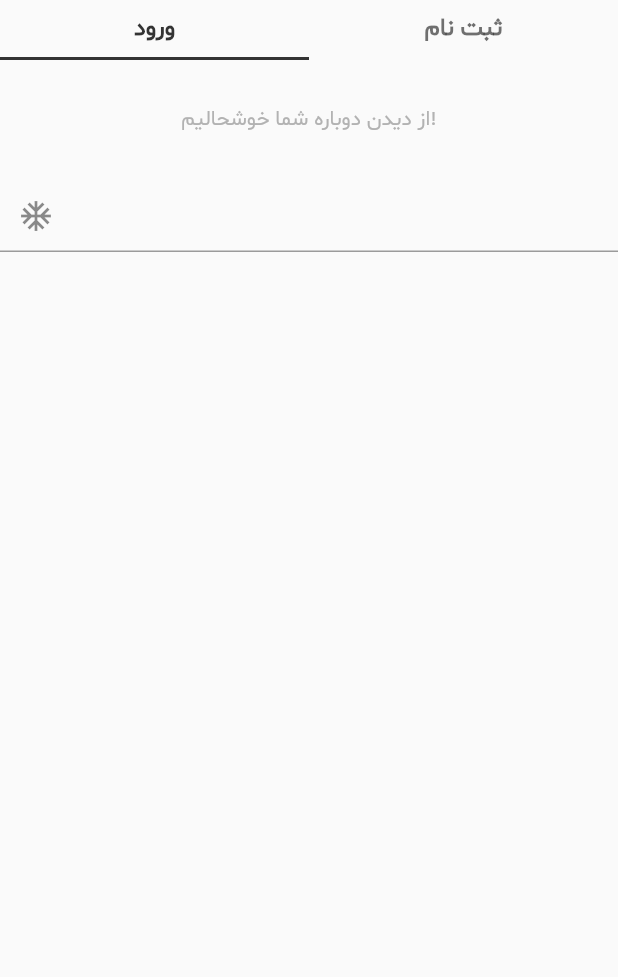
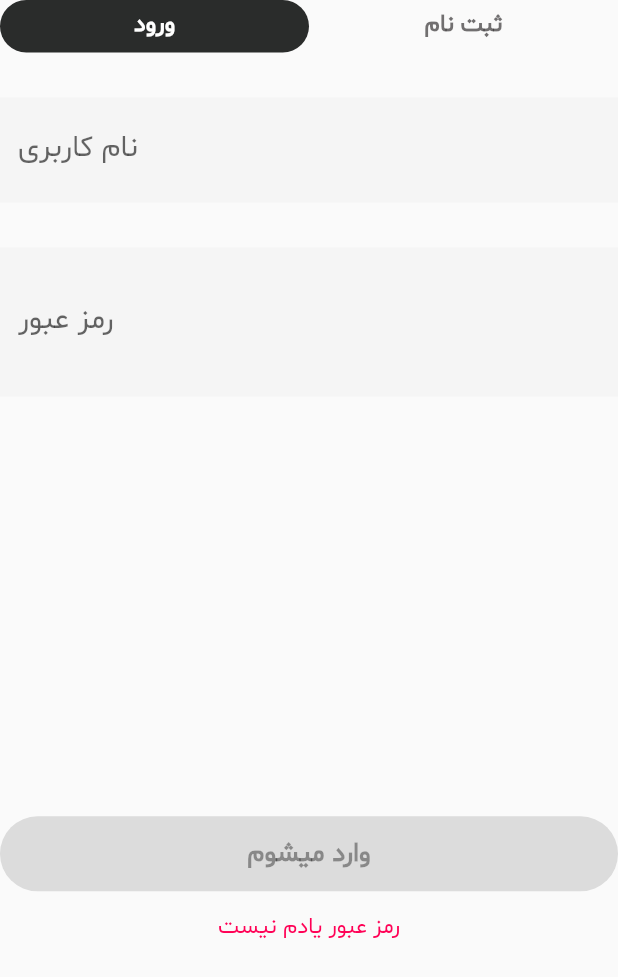
Before and after one commit to SajadRahimi1/Vebo, a Flutter app: what tabBarRegisterPage() shows on an empty page, opened directly, on a phone screen of 412 x 824 dp. Shown: the top 977 px of the screen. Run offline on Flutter 3.47's test engine with Material 2 defaults, Android fonts, the phone set to English and light mode, and no system bars; our stand-ins replace get.

Commit message:
Splash Screen and Login UI Completed

```diff
--- a/lib/views/colors.dart
+++ b/lib/views/colors.dart
@@ -1,5 +1,6 @@
 import 'package:flutter/material.dart';
 
-final blackColor = Color(0xff333333);
-final darkGrey = Color(0xffB2B2B2);
-final lightGrey = Color(0xffCCCCCC);
+final blackColor = Color(0xff2A2C2B);
+final darkGrey = Color(0xff373435);
+final lightGrey = Color(0xff2A2C2B);
+final textInputColor = Color(0xffF5F5F5);
--- a/lib/views/screens/login_form.dart
+++ b/lib/views/screens/login_form.dart
@@ -3,27 +3,117 @@ import 'package:get/get.dart';
 import 'package:vebo/views/colors.dart';
 
 class LoginForm extends StatelessWidget {
+  var securePassword = true.obs;
+  var filled = false.obs;
+  String username = "", password = "";
+
   @override
   Widget build(BuildContext context) {
-    var filled = false.obs;
     return Container(
       child: Column(
         children: [
-          Obx(() => SizedBox(
-              height: filled.value ? 10 : 80,
-              child: Center(
-                child: Text(
-                  "از دیدن دوباره شما خوشحالیم!",
-                  style: TextStyle(color: darkGrey),
+          SizedBox(
+            height: 30,
+          ),
+          TextFormField(
+            onChanged: (value) {
+              username = value;
+              if (password.length > 0 && username.length > 0)
+                filled.value = true;
+              else {
+                filled.value = false;
+              }
+            },
+            textDirection: TextDirection.ltr,
+            style: TextStyle(fontFamily: "Shabnam", fontSize: 20),
+            decoration: InputDecoration(
+                border: InputBorder.none,
+                focusedBorder: UnderlineInputBorder(),
+                labelText: "نام کاربری",
+                filled: true,
+                fillColor: textInputColor),
+          ),
+          SizedBox(
+            height: 30,
+          ),
+          Obx(() => TextFormField(
+                onChanged: (value) {
+                  password = value;
+                  if (password.length > 0 && username.length > 0)
+                    filled.value = true;
+                  else {
+                    filled.value = false;
+                  }
+                },
+                obscureText: securePassword.value,
+                obscuringCharacter: '.',
+                textDirection: TextDirection.ltr,
+                style: TextStyle(fontFamily: "Shabnam", fontSize: 20),
+                decoration: InputDecoration(
+                    border: InputBorder.none,
+                    prefix: IconButton(
+                      icon: securePassword.value
+                          ? Image.asset("assets/images/icons/Hidden.png")
+                          : Image.asset(
+                              "assets/images/icons/Show.png",
+                            ),
+                      onPressed: () {
+                        securePassword.value = !securePassword.value;
+                      },
+                    ),
+                    focusedBorder: UnderlineInputBorder(),
+                    labelText: "رمز عبور",
+                    filled: true,
+                    fillColor: textInputColor),
+              )),
+          Expanded(
+            child: Column(
+              children: [
+                Expanded(
+                  flex: 1,
+                  child: Container(
+                      // color: Colors.cyan,
+                      ),
                 ),
-              ))),
-          TextFormField(
-            textDirection: TextDirection.ltr,
-            decoration: InputDecoration(
-                prefixIcon: IconButton(
-              icon: Icon(Icons.ac_unit),
-              onPressed: () => filled.value = true,
-            )),
+                Expanded(
+                  flex: 1,
+                  child: Column(
+                    children: [
+                      Obx(() => ElevatedButton(
+                            onPressed: filled.value ? () {} : null,
+                            child: SizedBox(
+                              width: Get.width,
+                              height: 50,
+                              child: Center(
+                                  child: Text(
+                                "وارد میشوم",
+                                style: TextStyle(
+                                    fontFamily: "Shabnam",
+                                    fontSize: 18,
+                                    fontWeight: FontWeight.w700),
+                              )),
+                            ),
+                            style: ElevatedButton.styleFrom(
+                                primary: blackColor,
+                                shape: RoundedRectangleBorder(
+                                    borderRadius:
+                                        BorderRadius.all(Radius.circular(25)))),
+                          )),
+                      TextButton(
+                          onPressed: () {},
+                          child: Text(
+                            "رمز عبور یادم نیست",
+                            style: TextStyle(
+                                color: Color(0xffFF0055),
+                                fontFamily: "Shabnam",
+                                fontSize: 15,
+                                fontWeight: FontWeight.w400),
+                          ))
+                    ],
+                  ),
+                )
+              ],
+            ),
           )
         ],
       ),
--- a/lib/views/widgets/tab_bar_register_page.dart
+++ b/lib/views/widgets/tab_bar_register_page.dart
@@ -8,12 +8,19 @@ Widget tabBarRegisterPage() {
     child: Column(
       children: [
         SizedBox(
-          height: 40,
+          height: 35,
           // Signin and Signup tab bar
           child: TabBar(
+            indicator: ShapeDecoration(
+                color: blackColor,
+                shape: RoundedRectangleBorder(
+                    borderRadius: BorderRadius.all(Radius.circular(25)))),
             indicatorColor: blackColor,
-            labelColor: blackColor,
-            labelStyle: TextStyle(fontWeight: FontWeight.bold, fontSize: 16),
+            unselectedLabelColor: darkGrey.withOpacity(0.7),
+            labelStyle: TextStyle(
+                fontWeight: FontWeight.bold,
+                fontSize: 16,
+                fontFamily: "shabnam"),
             tabs: [
               Tab(
                 text: "ورود",
--- a/pubspec.yaml
+++ b/pubspec.yaml
@@ -47,7 +47,8 @@ flutter:
 
   # To add assets to your application, add an assets section, like this:
   assets:
-    - assets/
+    - assets/images/logo/
+    - assets/images/icons/
   #   - images/a_dot_ham.jpeg
 
   # An image asset can refer to one or more resolution-specific "variants", see
```
Also changed, not shown: lib/controllers/splash_screen_controler.dart (added, +15 -0 lines), lib/main.dart (+9 -21 lines), lib/views/screens/register_login_page.dart (added, +35 -0 lines), assets/images/icons/Hidden.png (added), assets/images/icons/Show.png (added), assets/images/logo/Logo.png.
